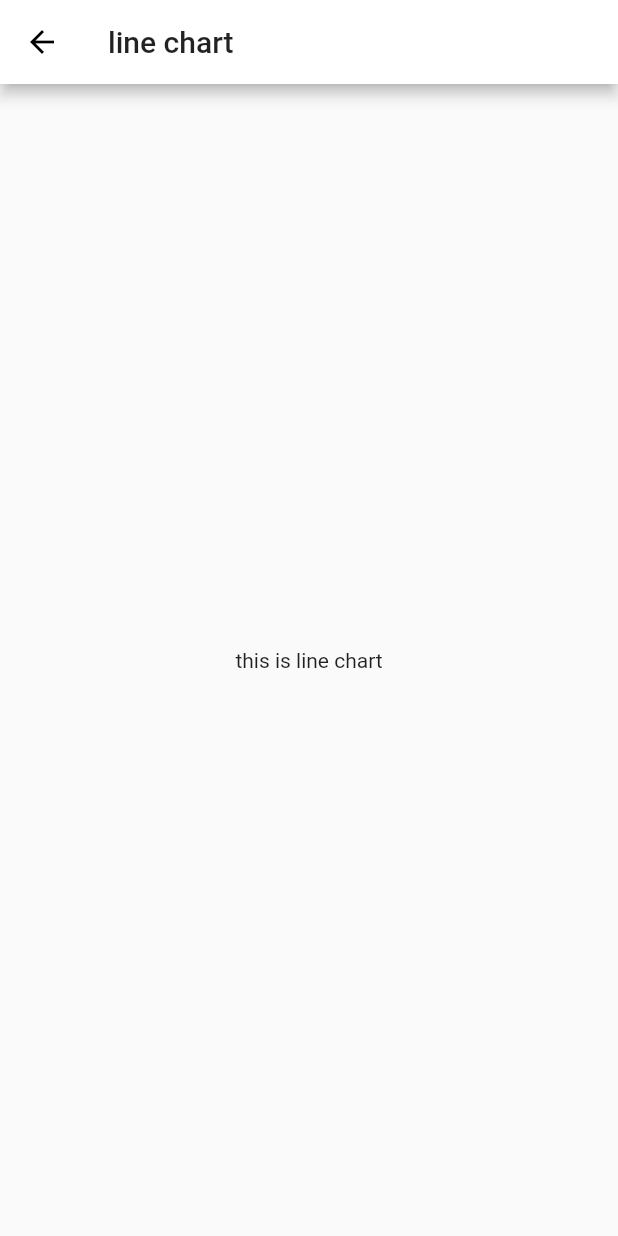
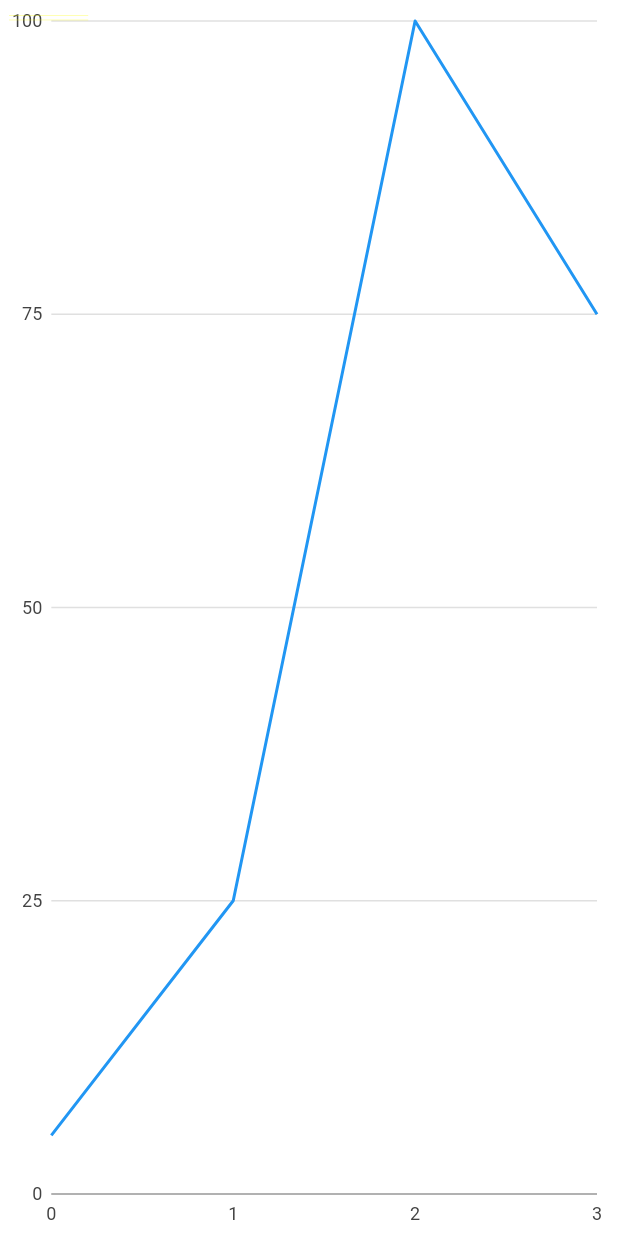
Before and after one commit to xiaobaiha/flutter_charts, a Flutter app: the LineChart screen opened by its route, on a phone screen of 412 x 824 dp. Run offline on Flutter 3.47's test engine with Material 2 defaults, Android fonts, the phone set to English and light mode, and no system bars; our stand-ins replace charts_flutter.

Commit message:
feat: line chart

```diff
--- a/lib/chart/line_chart.dart
+++ b/lib/chart/line_chart.dart
@@ -4,11 +4,25 @@ import 'package:charts_flutter/flutter.dart' as charts;
 class LineChart extends StatelessWidget {
   @override
   Widget build(BuildContext context) {
-    return Scaffold(
-      appBar: AppBar(
-        title: Text("line chart"),
-      ),
-      body: Center(child: Text('this is line chart'),),
-    );
+    final data = [
+      new DemoDataStructure(0, 5),
+      new DemoDataStructure(1, 25),
+      new DemoDataStructure(2, 100),
+      new DemoDataStructure(3, 75),
+    ];
+    final List<charts.Series<DemoDataStructure, num>> seriesList = [new charts.Series<DemoDataStructure, int>(
+      id: 'Sales',
+      colorFn: (_, __) => charts.MaterialPalette.blue.shadeDefault,
+      domainFn: (DemoDataStructure sales, _) => sales.year,
+      measureFn: (DemoDataStructure sales, _) => sales.sales,
+      data: data,
+    )];
+    return new charts.LineChart(seriesList);
   }
 }
+
+class DemoDataStructure {
+  final int year;
+  final int sales;
+  DemoDataStructure(this.year, this.sales);
+}
--- a/pubspec.yaml
+++ b/pubspec.yaml
@@ -24,7 +24,6 @@ dependencies:
   # The following adds the Cupertino Icons font to your application.
   # Use with the CupertinoIcons class for iOS style icons.
   cupertino_icons: ^0.1.2
-  english_words: ^3.1.0
 
 dev_dependencies:
   flutter_test:
```
Also changed, not shown: lib/main.dart (+0 -40 lines), pubspec.lock.
